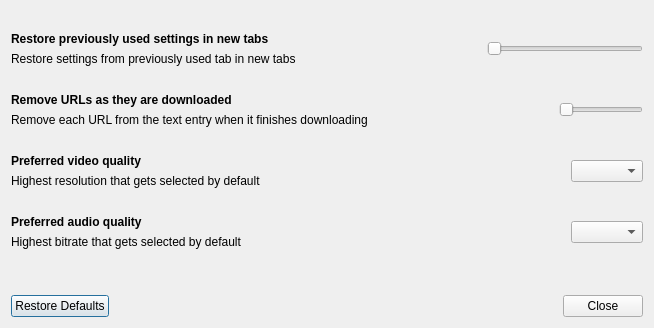
First picture: the form in src/designer/preferences_dialog.ui, repository markop404/media-downloader, before the edit.
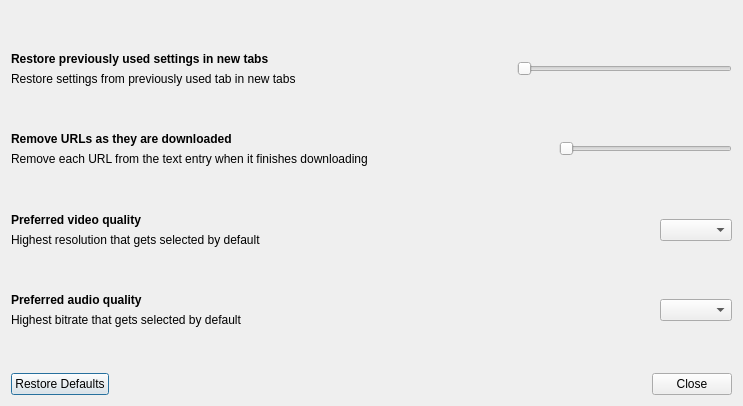
Second picture: the form after the edit. Custom widgets are drawn as their Qt base class.

The edit to the form file:
```diff
--- a/src/designer/preferences_dialog.ui
+++ b/src/designer/preferences_dialog.ui
@@ -2,6 +2,14 @@
 <ui version="4.0">
  <class>PreferencesDialog</class>
  <widget class="QDialog" name="PreferencesDialog">
+  <property name="geometry">
+   <rect>
+    <x>0</x>
+    <y>0</y>
+    <width>743</width>
+    <height>406</height>
+   </rect>
+  </property>
   <property name="windowTitle">
    <string>Preferences</string>
   </property>
```
Left out of the diff: 2 changed lines with no effect on the pictures.
